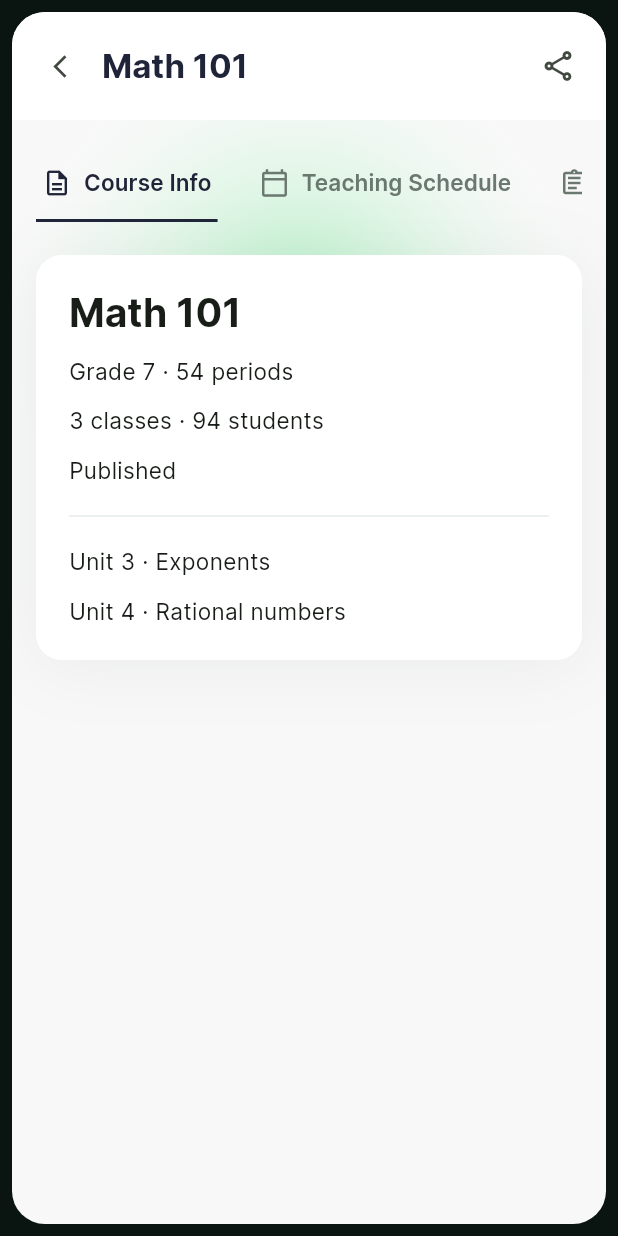
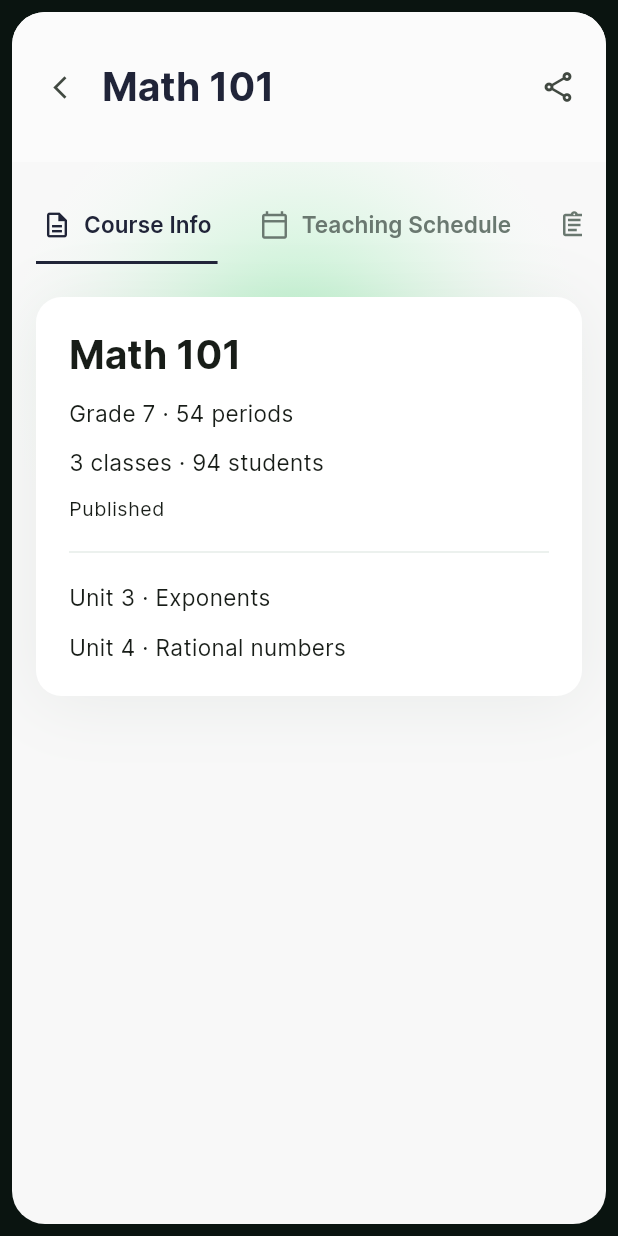
Before and after one commit to opsst/PromptLearn, a Flutter app: the TeacherCourseDetailView screen opened directly with sample values from the repository, after a tap on "Course Info", on a phone screen of 412 x 824 dp. Run offline on Flutter 3.47's test engine with Material 3 defaults, Android fonts, the phone set to English and light mode, and no system bars; our stand-ins replace firebase_core, flutter_svg, material_ui, share_plus, shared_preferences, video_player and 1 more; missing offline and left inert: chucker_flutter, dart:js_interop; accounts and stored records are empty.

Commit message:
Align syllabus and course detail layouts with Home

```diff
--- a/frontend/lib/app/prompt_learn_app.dart
+++ b/frontend/lib/app/prompt_learn_app.dart
@@ -286,7 +286,7 @@ class _PromptLearnShellState extends State<_PromptLearnShell> {
         now: now,
         onStartClass: () => _openHomeDetail(_HomeDetail.classSetup),
         onOpenAssessment: () => _openHomeDetail(_HomeDetail.assessment),
-        reviewNavigation: AppNavigation(
+        courseDetailNavigation: AppNavigation(
           destination: AppDestination.courses,
           vertical: true,
           reviewStyle: true,
--- a/frontend/lib/ui/core/layout/app_page_layout.dart
+++ b/frontend/lib/ui/core/layout/app_page_layout.dart
@@ -3,6 +3,8 @@ import 'package:flutter/widgets.dart';
 /// Holds the page header above the independently scrolling body.
 class AppPageLayout extends StatelessWidget {
   const AppPageLayout({super.key, required this.header, this.body});
+
+  static const headerMinHeight = 100.0;
 
   final Widget header;
   final Widget? body;
--- a/frontend/lib/ui/features/home/widgets/home_header.dart
+++ b/frontend/lib/ui/features/home/widgets/home_header.dart
@@ -2,6 +2,7 @@ import 'package:material_ui/material_ui.dart';
 import 'package:flutter_svg/flutter_svg.dart';
 import 'package:intl/intl.dart';
 
+import '../../../core/layout/app_page_layout.dart';
 import '../../../core/theme/app_theme.dart';
 
 class HomeHeader extends StatelessWidget {
@@ -29,7 +30,9 @@ class HomeHeader extends StatelessWidget {
         builder: (context, constraints) {
           final wide = constraints.maxWidth >= 760;
           return ConstrainedBox(
-            constraints: const BoxConstraints(minHeight: 100),
+            constraints: const BoxConstraints(
+              minHeight: AppPageLayout.headerMinHeight,
+            ),
             child: Padding(
               padding: EdgeInsets.symmetric(
                 horizontal: wide ? 42 : 16,
--- a/frontend/lib/ui/features/syllabus/views/teacher_course_detail_view.dart
+++ b/frontend/lib/ui/features/syllabus/views/teacher_course_detail_view.dart
@@ -2,6 +2,7 @@ import 'package:intl/intl.dart';
 import 'package:material_ui/material_ui.dart';
 import 'package:share_plus/share_plus.dart';
 
+import '../../../core/layout/app_page_layout.dart';
 import '../../../core/theme/app_theme.dart';
 import '../models/course_detail_preview.dart';
 import '../models/syllabus_preview.dart';
@@ -112,11 +113,14 @@ class _TeacherCourseDetailViewState extends State<TeacherCourseDetailView> {
                     crossAxisAlignment: CrossAxisAlignment.stretch,
                     children: [
                       Container(
-                        color: Colors.white,
-                        constraints: BoxConstraints(minHeight: wide ? 142 : 72),
+                        key: const ValueKey('course-detail-header'),
+                        color: AppColors.header,
+                        constraints: const BoxConstraints(
+                          minHeight: AppPageLayout.headerMinHeight,
+                        ),
                         padding: EdgeInsets.symmetric(
                           horizontal: wide ? inset : 8,
-                          vertical: 10,
+                          vertical: 12,
                         ),
                         child: Row(
                           spacing: wide ? 12 : 4,
@@ -133,7 +137,6 @@ class _TeacherCourseDetailViewState extends State<TeacherCourseDetailView> {
                               child: Text(
                                 widget.course.title,
                                 style: theme.textTheme.titleLarge?.copyWith(
-                                  fontSize: wide ? 32 : 22,
                                   color: _ink,
                                 ),
                               ),
@@ -482,7 +485,10 @@ class _TeacherCourseDetailViewState extends State<TeacherCourseDetailView> {
         Text(
           '${widget.course.classCount} classes · ${widget.course.studentCount} students',
         ),
-        Text(widget.course.status),
+        Text(
+          widget.course.status,
+          style: Theme.of(context).textTheme.bodySmall,
+        ),
         const Divider(color: _line),
         for (final unit in rows.map((row) => row.unit).toSet()) Text(unit),
       ],
@@ -760,11 +766,11 @@ class _StatusBadge extends StatelessWidget {
           borderRadius: BorderRadius.circular(999),
         ),
         child: Padding(
-          padding: const EdgeInsets.symmetric(horizontal: 8, vertical: 5),
+          padding: const EdgeInsets.symmetric(horizontal: 6, vertical: 5),
           child: Text(
             status.label,
             style: TextStyle(
-              fontSize: 12,
+              fontSize: 11,
               color: accent,
               fontWeight: FontWeight.w600,
             ),
```
Also changed, not shown: frontend/lib/ui/features/home/views/teacher_home_view.dart (+8 -10 lines), frontend/lib/ui/features/syllabus/views/syllabus_editor_view.dart (+13 -41 lines), 2 other files.
